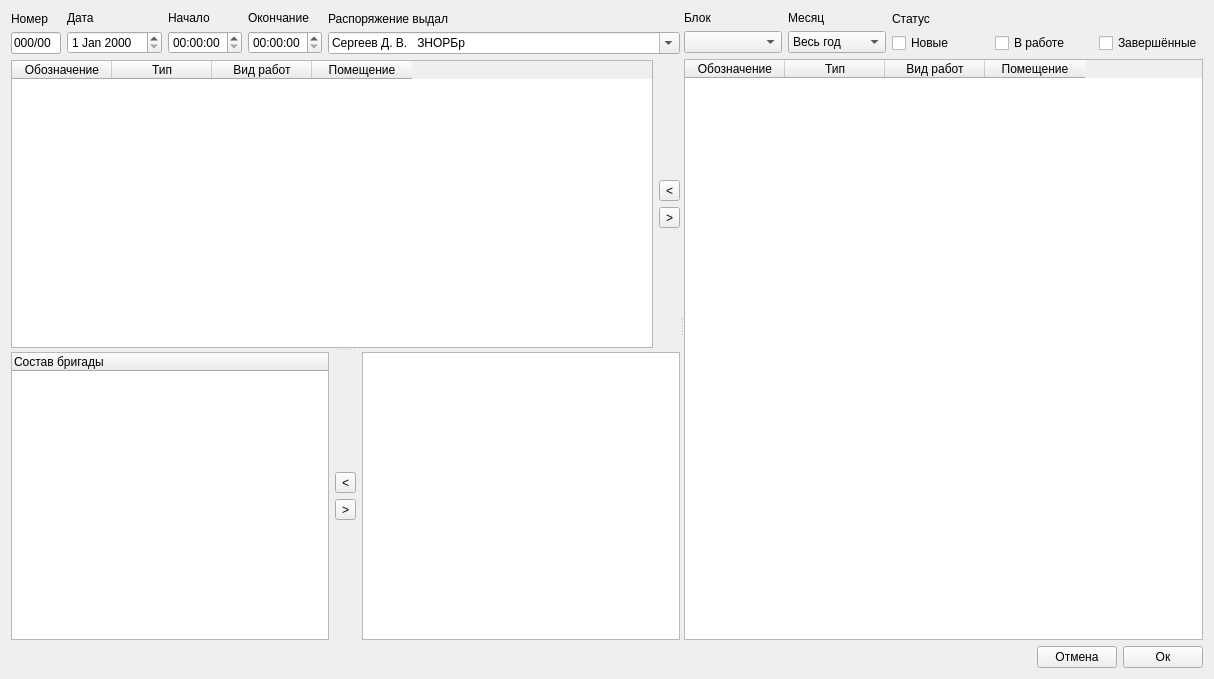
The window that raspform.ui (Balyaev-D-A/MFDB) describes before a commit, drawn with Qt 5.
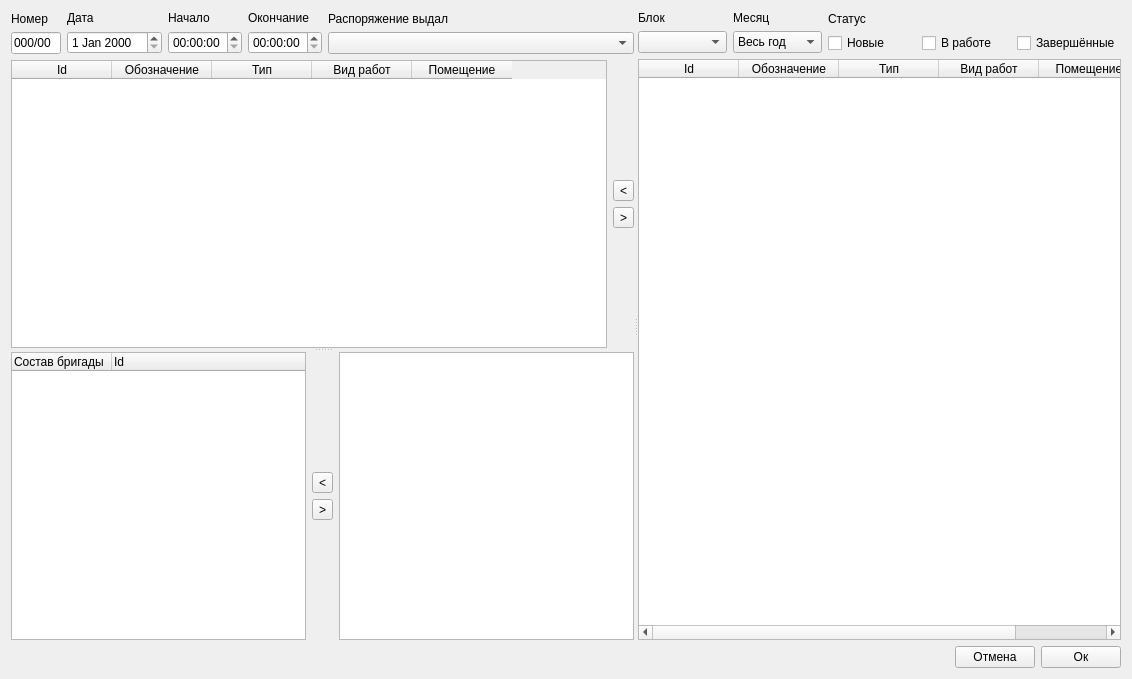
The same window after the commit.

Diff of the .ui file:
```diff
--- a/raspform.ui
+++ b/raspform.ui
@@ -6,7 +6,7 @@
    <rect>
     <x>0</x>
     <y>0</y>
-    <width>1214</width>
+    <width>1132</width>
     <height>679</height>
    </rect>
   </property>
@@ -16,10 +16,19 @@
   <layout class="QVBoxLayout" name="verticalLayout_15">
    <item>
     <widget class="QSplitter" name="splitter_2">
+     <property name="sizePolicy">
+      <sizepolicy hsizetype="Expanding" vsizetype="Expanding">
+       <horstretch>0</horstretch>
+       <verstretch>0</verstretch>
+      </sizepolicy>
+     </property>
      <property name="orientation">
       <enum>Qt::Horizontal</enum>
      </property>
-     <widget class="QWidget" name="">
+     <property name="handleWidth">
+      <number>4</number>
+     </property>
+     <widget class="QWidget" name="layoutWidget">
       <layout class="QVBoxLayout" name="verticalLayout_11">
        <item>
         <layout class="QHBoxLayout" name="horizontalLayout_4">
@@ -116,10 +125,10 @@
               </sizepolicy>
              </property>
              <property name="editable">
-              <bool>true</bool>
+              <bool>false</bool>
              </property>
              <property name="currentText">
-              <string>Сергеев Д. В.   ЗНОРБр</string>
+              <string/>
              </property>
             </widget>
            </item>
@@ -132,10 +141,21 @@
          <property name="orientation">
           <enum>Qt::Vertical</enum>
          </property>
-         <widget class="QWidget" name="">
+         <widget class="QWidget" name="layoutWidget">
           <layout class="QHBoxLayout" name="horizontalLayout_5">
            <item>
-            <widget class="QTableWidget" name="tableWidget">
+            <widget class="QTableWidget" name="currWorkTable">
+             <property name="sortingEnabled">
+              <bool>true</bool>
+             </property>
+             <attribute name="verticalHeaderVisible">
+              <bool>false</bool>
+             </attribute>
+             <column>
+              <property name="text">
+               <string>Id</string>
+              </property>
+             </column>
              <column>
               <property name="text">
                <string>Обозначение</string>
@@ -204,7 +224,7 @@
            </item>
           </layout>
          </widget>
-         <widget class="QWidget" name="">
+         <widget class="QWidget" name="layoutWidget">
           <layout class="QHBoxLayout" name="horizontalLayout_6">
            <item>
             <widget class="QTreeWidget" name="treeWidget">
@@ -213,6 +233,11 @@
                <string>Состав бригады</string>
               </property>
              </column>
+             <column>
+              <property name="text">
+               <string>Id</string>
+              </property>
+             </column>
             </widget>
            </item>
            <item>
@@ -268,7 +293,7 @@
        </item>
       </layout>
      </widget>
-     <widget class="QWidget" name="">
+     <widget class="QWidget" name="layoutWidget">
       <layout class="QVBoxLayout" name="verticalLayout_14">
        <item>
         <layout class="QHBoxLayout" name="horizontalLayout">
@@ -297,6 +322,18 @@
            </item>
            <item>
             <widget class="QComboBox" name="monthBox">
+             <property name="sizePolicy">
+              <sizepolicy hsizetype="Preferred" vsizetype="Fixed">
+               <horstretch>0</horstretch>
+               <verstretch>0</verstretch>
+              </sizepolicy>
+             </property>
+             <property name="minimumSize">
+              <size>
+               <width>80</width>
+               <height>0</height>
+              </size>
+             </property>
              <item>
               <property name="text">
                <string>Весь год</string>
@@ -368,6 +405,9 @@
          </item>
          <item>
           <layout class="QVBoxLayout" name="verticalLayout_3">
+           <property name="sizeConstraint">
+            <enum>QLayout::SetMinimumSize</enum>
+           </property>
            <item>
             <widget class="QLabel" name="label_8">
              <property name="text">
@@ -376,7 +416,13 @@
             </widget>
            </item>
            <item>
-            <widget class="QCheckBox" name="NewCheckBox">
+            <widget class="QCheckBox" name="newCheckBox">
+             <property name="sizePolicy">
+              <sizepolicy hsizetype="Preferred" vsizetype="Fixed">
+               <horstretch>0</horstretch>
+               <verstretch>0</verstretch>
+              </sizepolicy>
+             </property>
              <property name="text">
               <string>Новые</string>
              </property>
@@ -386,6 +432,9 @@
          </item>
          <item>
           <layout class="QVBoxLayout" name="verticalLayout_12">
+           <property name="sizeConstraint">
+            <enum>QLayout::SetMinimumSize</enum>
+           </property>
            <item>
             <widget class="QLabel" name="label_9">
              <property name="text">
@@ -394,7 +443,13 @@
             </widget>
            </item>
            <item>
-            <widget class="QCheckBox" name="InworkCheckBox">
+            <widget class="QCheckBox" name="inworkCheckBox">
+             <property name="sizePolicy">
+              <sizepolicy hsizetype="Preferred" vsizetype="Fixed">
+               <horstretch>0</horstretch>
+               <verstretch>0</verstretch>
+              </sizepolicy>
+             </property>
              <property name="text">
               <string>В работе</string>
              </property>
@@ -404,6 +459,9 @@
          </item>
          <item>
           <layout class="QVBoxLayout" name="verticalLayout_13">
+           <property name="sizeConstraint">
+            <enum>QLayout::SetMinimumSize</enum>
+           </property>
            <item>
             <widget class="QLabel" name="label_10">
              <property name="text">
@@ -412,7 +470,13 @@
             </widget>
            </item>
            <item>
-            <widget class="QCheckBox" name="CompletedCheckBox">
+            <widget class="QCheckBox" name="completedCheckBox">
+             <property name="sizePolicy">
+              <sizepolicy hsizetype="Preferred" vsizetype="Fixed">
+               <horstretch>0</horstretch>
+               <verstretch>0</verstretch>
+              </sizepolicy>
+             </property>
              <property name="text">
               <string>Завершённые</string>
              </property>
@@ -425,11 +489,28 @@
        <item>
         <widget class="QTableWidget" name="workTable">
          <property name="sizePolicy">
-          <sizepolicy hsizetype="Minimum" vsizetype="Expanding">
+          <sizepolicy hsizetype="Expanding" vsizetype="Expanding">
            <horstretch>0</horstretch>
            <verstretch>0</verstretch>
           </sizepolicy>
          </property>
+         <property name="selectionMode">
+          <enum>QAbstractItemView::SingleSelection</enum>
+         </property>
+         <property name="selectionBehavior">
+          <enum>QAbstractItemView::SelectRows</enum>
+         </property>
+         <property name="sortingEnabled">
+          <bool>true</bool>
+         </property>
+         <attribute name="verticalHeaderVisible">
+          <bool>false</bool>
+         </attribute>
+         <column>
+          <property name="text">
+           <string>Id</string>
+          </property>
+         </column>
          <column>
           <property name="text">
            <string>Обозначение</string>
```
Left out of the diff: 23 changed lines with no effect on the pictures.
